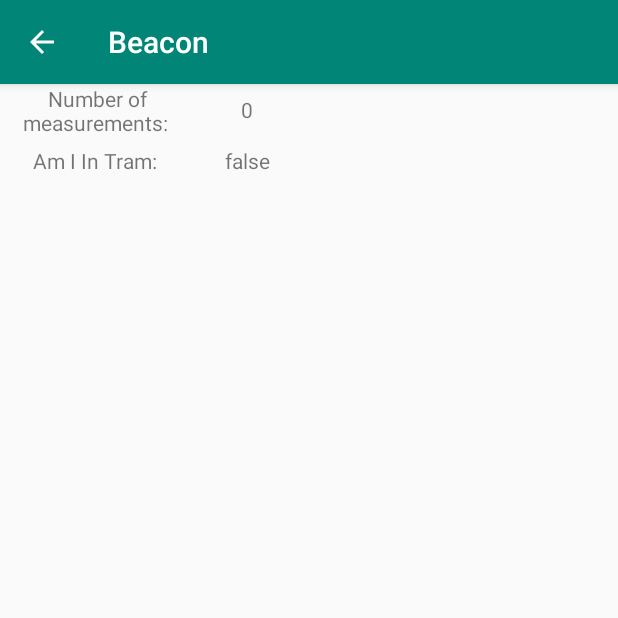
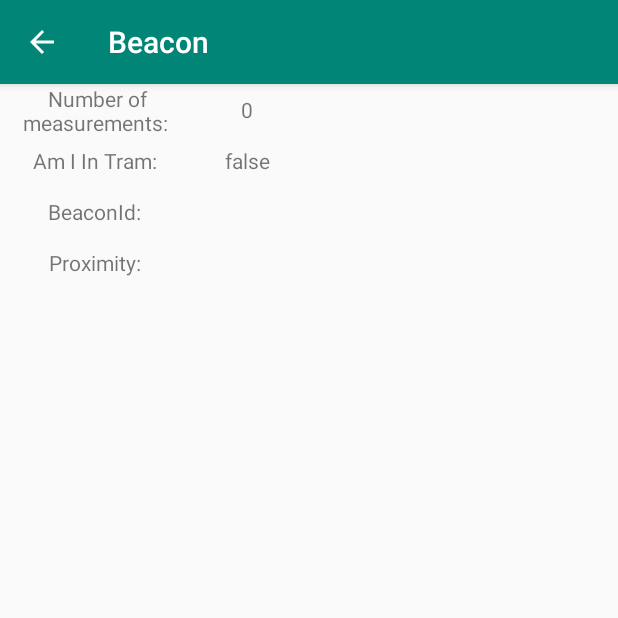
Before and after one commit to PostAdam/TramBeaconApp, an Android app: the TramTravelDetectionActivity screen opened directly, with no data from a screen before it, on a phone screen of 412 x 824 dp, the top half of it. Run offline under Robolectric (Android 15) with nearby library versions, the phone set to English and light mode, and no system bars; libraries missing offline, so code that uses them is left out: com.estimote.coresdk; 6 statements that could not run were skipped.

Commit message:
added beacon ranging to activity

```diff
--- a/app/src/main/java/com/pp/beacon/TramTravelDetectionActivity.java
+++ b/app/src/main/java/com/pp/beacon/TramTravelDetectionActivity.java
@@ -17,14 +17,17 @@ import android.os.Bundle;
 import android.os.Handler;
 import android.support.v4.content.ContextCompat;
 import android.support.v7.app.AppCompatActivity;
-import android.util.Log;
 import android.view.MenuItem;
 import android.widget.TextView;
 import android.widget.Toast;
 
+import com.estimote.coresdk.common.requirements.SystemRequirementsChecker;
+import com.estimote.coresdk.observation.region.RegionUtils;
+import com.estimote.coresdk.observation.region.beacon.BeaconRegion;
+import com.estimote.coresdk.recognition.packets.Beacon;
+import com.estimote.coresdk.service.BeaconManager;
 import com.google.gson.Gson;
 import com.google.gson.internal.LinkedTreeMap;
-import com.pp.model.BeaconData;
 import com.pp.model.BeaconToken;
 import com.pp.model.SensorReadingBase;
 import com.pp.retrofit.BeaconTokenService;
@@ -40,6 +43,7 @@ import java.util.Date;
 import java.util.List;
 import java.util.Timer;
 import java.util.TimerTask;
+import java.util.UUID;
 
 import okhttp3.MediaType;
 import okhttp3.RequestBody;
@@ -50,20 +54,29 @@ import retrofit2.Response;
 public class TramTravelDetectionActivity extends AppCompatActivity implements SensorEventListener {
     // region Privates
 
+    private BeaconManager beaconManager;
+    private BeaconRegion region;
+    private final UUID BEACON_UUID = UUID.fromString("B9407F30-F5F8-466E-AFF9-25556B57FE6D");
+    private Beacon nearestBeacon;
+
     private SensorManager sensorManager;
+    private SensorReadingBase sensorReading;
 
-    private SensorReadingBase sensorReading;
-    private BeaconData beaconData;
     private TextView postCounterTextView;
     private TextView amIInTramTextView;
-    private final String raspberryMacAddress = "00:34:DA:42:FC:5F";
-    //    private final String raspberryMacAddress = "CC:94:9A:0F:8F:B1";
+    private TextView beaconIdTextView;
+    private TextView beaconProximityTextView;
+
+    //    private final String raspberryMacAddress = "00:34:DA:42:FC:5F";
+        private final String raspberryMacAddress = "B8:27:EB:24:74:91";
+//    private final String raspberryMacAddress = "CC:94:9A:0F:8F:B1";
     private int postCounter = 0;
     private boolean amIInTram = false;
 
     private static final String JWT_PREFERENCES = "jwtPreferences";
     private static final String TOKEN_FIELD = "token";
     private SharedPreferences preferences;
+    private boolean isPostReadingsTaskStarted;
 
     // endregion
 
@@ -76,8 +89,31 @@ public class TramTravelDetectionActivity extends AppCompatActivity implements Se
         preferences = getSharedPreferences(JWT_PREFERENCES, MODE_PRIVATE);
         postCounterTextView = findViewById(R.id.postCounter);
         amIInTramTextView = findViewById(R.id.amIInTram);
+        beaconIdTextView = findViewById(R.id.nearestBeaconId);
+        beaconProximityTextView = findViewById(R.id.nearestBeaconProximity);
+
         postCounterTextView.setText(String.valueOf(postCounter));
         amIInTramTextView.setText(String.valueOf(amIInTram));
+
+        beaconManager = new BeaconManager(this);
+        region = new BeaconRegion("ranged region", BEACON_UUID, null, null);
+        beaconManager.setRangingListener(new BeaconManager.BeaconRangingListener() {
+            @Override
+            public void onBeaconsDiscovered(BeaconRegion region, List<Beacon> list) {
+                for (Beacon beacon : list) {
+                    if (beacon.getMacAddress().toStandardString().equals(raspberryMacAddress)) {
+                        nearestBeacon = beacon;
+                        beaconIdTextView.setText(String.valueOf(beacon.getUniqueKey()));
+                        beaconProximityTextView.setText(String.valueOf(RegionUtils.computeAccuracy(beacon)));
+
+                        if (isNetworkConnectionEnabled() && !isPostReadingsTaskStarted) {
+                            isPostReadingsTaskStarted = true;
+                            callAsynchronousTask();
+                        }
+                    }
+                }
+            }
+        });
 
         BeaconTokenService service = RetrofitClientInstance.getRetrofitInstance().create(BeaconTokenService.class);
         String token = "Bearer " + preferences.getString(TOKEN_FIELD, "");
@@ -99,22 +135,31 @@ public class TramTravelDetectionActivity extends AppCompatActivity implements Se
         setUpBackButton();
         setUpSensors();
         setUpLocalization();
-
-        try {
-            beaconData = (BeaconData) MainActivity.beaconList.getAdapter().getItem(0);
-        } catch (Exception ex) {
-            Log.e("Beacon", ex.getMessage());
-            beaconData = new BeaconData("No Beacon here", "");
-        }
-
-        if (isNetworkConnectionEnabled()) {
-            callAsynchronousTask();
-        }
     }
 
     @Override
     protected void onStart() {
         super.onStart();
+    }
+
+    @Override
+    protected void onPause() {
+        beaconManager.stopRanging(region);
+
+        super.onPause();
+    }
+
+    @Override
+    protected void onResume() {
+        super.onResume();
+        SystemRequirementsChecker.checkWithDefaultDialogs(this);
+
+        beaconManager.connect(new BeaconManager.ServiceReadyCallback() {
+            @Override
+            public void onServiceReady() {
+                beaconManager.startRanging(region);
+            }
+        });
     }
 
     @Override
@@ -175,7 +220,7 @@ public class TramTravelDetectionActivity extends AppCompatActivity implements Se
             }
         };
         // TODO: set delay and period
-        timer.schedule(doAsynchronousTask, 3000, 5000); //execute in every 5000 ms
+        timer.schedule(doAsynchronousTask, 0, 2000); //execute in every 5000 ms
     }
 
     private void setUpBackButton() {
@@ -234,7 +279,11 @@ public class TramTravelDetectionActivity extends AppCompatActivity implements Se
     }
 
     private void HttpPostPackage() {
-        sensorReading.setNearestBeaconId(beaconData.getBeaconId());
+        sensorReading.setNearestBeaconId(
+                nearestBeacon != null
+                        ? nearestBeacon.getUniqueKey()
+                        : "No beacon here");
+
         sensorReading.setTimeStamp(new Timestamp(new Date().getTime()));
         ArrayList<SensorReadingBase> readings = new ArrayList<>();
         readings.add(sensorReading);
--- a/app/src/main/res/layout/activity_tram_travel_detection.xml
+++ b/app/src/main/res/layout/activity_tram_travel_detection.xml
@@ -12,7 +12,6 @@
         android:layout_height="34dp"
         android:gravity="center"
         android:text="Number of measurements: " />
-
     <TextView
         android:id="@+id/postCounter"
         android:layout_width="70dp"
@@ -28,7 +27,6 @@
         android:layout_below="@+id/PostCounter"
         android:gravity="center"
         android:text="Am I In Tram: " />
-
     <TextView
         android:id="@+id/amIInTram"
         android:layout_width="70dp"
@@ -37,4 +35,38 @@
         android:layout_marginStart="0dp"
         android:layout_toEndOf="@+id/AmIInTram"
         android:gravity="center" />
+
+    <TextView
+        android:id="@+id/NearestBeaconId"
+        android:layout_width="130dp"
+        android:layout_height="34dp"
+        android:layout_below="@+id/AmIInTram"
+        android:gravity="center"
+        android:text="BeaconId: " />
+    <TextView
+        android:id="@+id/nearestBeaconId"
+        android:layout_width="281dp"
+        android:layout_height="34dp"
+        android:layout_below="@+id/AmIInTram"
+        android:layout_marginStart="0dp"
+        android:layout_marginTop="0dp"
+        android:layout_toEndOf="@+id/NearestBeaconId"
+        android:gravity="center" />
+
+    <TextView
+        android:id="@+id/NearestBeaconProximity"
+        android:layout_width="130dp"
+        android:layout_height="34dp"
+        android:layout_below="@+id/NearestBeaconId"
+        android:gravity="center"
+        android:text="Proximity: " />
+    <TextView
+        android:id="@+id/nearestBeaconProximity"
+        android:layout_width="281dp"
+        android:layout_height="34dp"
+        android:layout_below="@+id/NearestBeaconId"
+        android:layout_marginStart="0dp"
+        android:layout_marginTop="0dp"
+        android:layout_toEndOf="@+id/NearestBeaconId"
+        android:gravity="center" />
 </RelativeLayout>
```
Also changed, not shown: app/src/main/AndroidManifest.xml (+8 -2 lines).
